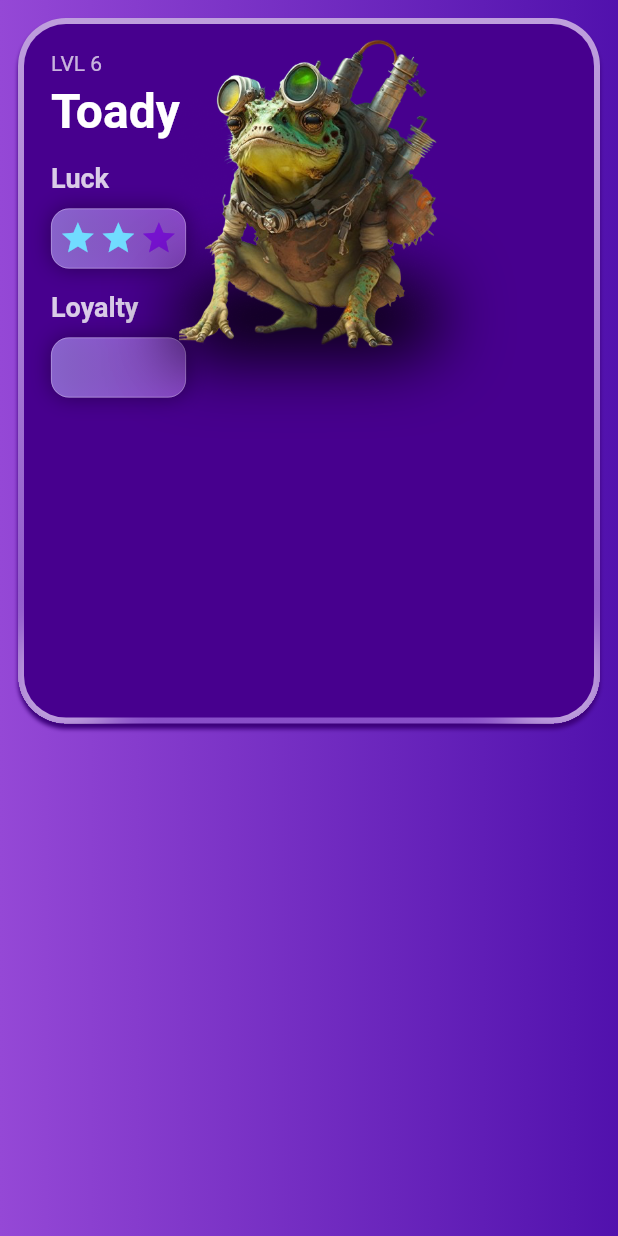
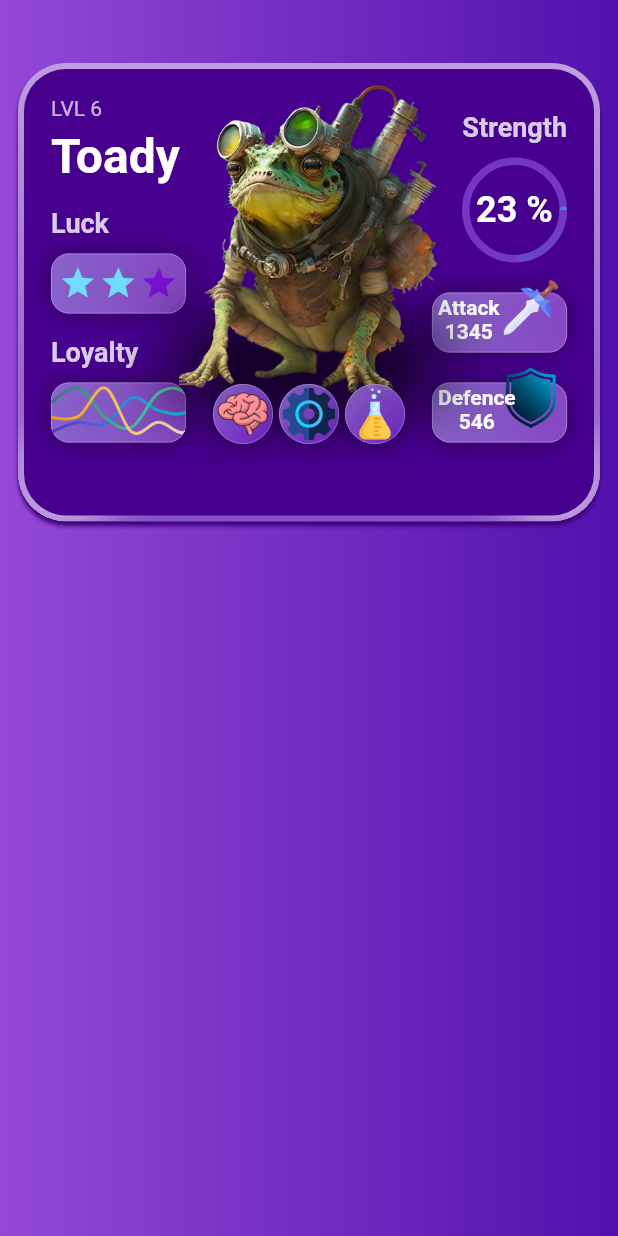
Before and after one commit to denissavishchev/character_page, a Flutter app: the screen it shows after launch, on a phone screen of 412 x 824 dp. Run offline on Flutter 3.47's test engine with Material 2 defaults, Android fonts, the light colour scheme and no system bars; drawn by our look-alikes of fl_chart, flutter_rating_bar, sleek_circular_slider.

Commit message:
characters part done

```diff
--- /dev/null
+++ b/lib/data.dart
@@ -0,0 +1,6 @@
+
+const starItems = 2.0;
+
+final List<double> aSpots = [1, 2, 1.8, 4.5, 3.2, 3, 5,];
+final List<double> bSpots = [4, 5.5, 2.5, 1.5, 5, 5, 1,];
+final List<double> cSpots = [2.5, 2.6, 5.5, 1, 2, 1, 4,];
--- a/lib/main_page.dart
+++ b/lib/main_page.dart
@@ -1,18 +1,20 @@
+import 'package:character_page/widgets/ability_widget.dart';
+import 'package:character_page/widgets/loyalty_widget.dart';
 import 'package:character_page/widgets/luck_widget.dart';
+import 'package:character_page/widgets/skill_widget.dart';
 import 'package:character_page/widgets/small_widgets.dart';
+import 'package:character_page/widgets/strength_widget.dart';
 import 'package:flutter/material.dart';
+import 'data.dart';
 
 class MainPage extends StatelessWidget {
   const MainPage({Key? key}) : super(key: key);
-
-  final starItems = 2.0;
 
   @override
   Widget build(BuildContext context) {
     Size size = MediaQuery.of(context).size;
     return Scaffold(
-      body: SafeArea(
-        child: Container(
+      body: Container(
         decoration: const BoxDecoration(
           gradient: LinearGradient(
             colors: [
@@ -25,15 +27,16 @@ class MainPage extends StatelessWidget {
         height: size.height,
         child: Column(
           children: [
+            const SizedBox(height: 30,),
             SizedBox(
               width: size.width,
-                height: size.height * 0.6,
+              height: size.height * 0.4,
               child: Stack(
                 children: [
                   Container(
                     clipBehavior: Clip.hardEdge,
                     width: size.width,
-                      height: size.height * 0.6,
+                    height: size.height * 0.4,
                     margin: const EdgeInsets.all(12),
                     decoration: const BoxDecoration(
                         gradient: LinearGradient(
@@ -86,33 +89,32 @@ class MainPage extends StatelessWidget {
                               const SizedBox(height: 15,),
                               Text('Luck', style: TextStyle(color: Colors.white.withOpacity(0.8), fontWeight: FontWeight.bold, fontSize: 18,),),
                               const SizedBox(height: 10,),
-                                LuckWidget(starItems: starItems),
+                              const LuckWidget(starItems: starItems),
                               const SizedBox(height: 15,),
                               Text('Loyalty', style: TextStyle(color: Colors.white.withOpacity(0.8), fontWeight: FontWeight.bold, fontSize: 18,),),
                               const SizedBox(height: 10,),
-                                Container(
-                                  padding: const EdgeInsets.symmetric(horizontal: 4, vertical: 7),
-                                  width: 90,
-                                  height: 40,
-                                  decoration: BoxDecoration(
-                                      gradient: LinearGradient(
-                                          colors: [
-                                            const Color(0xff9c7be2).withOpacity(0.8),
-                                            const Color(0xff9c58dc).withOpacity(0.8),
-                                          ]
-                                      ),
-                                      borderRadius: const BorderRadius.all(Radius.circular(12)),
-                                      border: Border.all(width: 0.4, color: Colors.white.withOpacity(0.5)),
-                                      boxShadow: [
-                                        BoxShadow(
-                                          color: Colors.black.withOpacity(0.4),
-                                          blurRadius: 12,
-                                        )
-                                      ]
+                              const LoyaltyWidget(),
+                            ],
                           ),
                         ),
-
+                        Positioned(
+                          right: 0,
+                          child: Container(
+                            margin: const EdgeInsets.all(18),
+                            width: size.width * 0.25,
+                            child: Column(
+                              crossAxisAlignment: CrossAxisAlignment.end,
+                              children: [
+                                const SizedBox(height: 10,),
+                                Text('Strength', style: TextStyle(color: Colors.white.withOpacity(0.8), fontWeight: FontWeight.bold, fontSize: 18,),),
+                                const SizedBox(height: 10,),
+                                const StrengthWidget(),
+                                const SizedBox(height: 10,),
+                                const SkillWidget(image: 'sword', name: 'Attack', value: '1345',),
+                                const SizedBox(height: 10,),
+                                const SkillWidget(image: 'shield', name: 'Defence', value: '546',),
                               ],
+                            ),
                           ),
                         ),
                         Positioned.fill(
@@ -149,6 +151,10 @@ class MainPage extends StatelessWidget {
                                         child: Image.asset('assets/images/toad.png',),
                                       ),
                                     ),
+                                    Positioned(
+                                      top: 210,
+                                      child: AbilityWidget(size: size),
+                                    )
                                   ],
                                 ),
                               ),
@@ -162,7 +168,6 @@ class MainPage extends StatelessWidget {
           ],
         ),
       ),
-      ),
     );
   }
 }
--- /dev/null
+++ b/lib/widgets/ability_widget.dart
@@ -0,0 +1,64 @@
+import 'package:flutter/material.dart';
+
+class AbilityWidget extends StatelessWidget {
+  const AbilityWidget({
+    super.key,
+    required this.size,
+  });
+
+  final Size size;
+
+  @override
+  Widget build(BuildContext context) {
+    return SizedBox(
+      width: size.width * 0.42,
+      height: 40,
+      child: const Row(
+        mainAxisAlignment: MainAxisAlignment.center,
+        children: [
+          AbilityItem(image: 'brain',),
+          AbilityItem(image: 'gear',),
+          AbilityItem(image: 'lab',),
+        ],
+      ),
+    );
+  }
+}
+
+class AbilityItem extends StatelessWidget {
+  const AbilityItem({
+    super.key, required this.image,
+  });
+
+  final String image;
+
+  @override
+  Widget build(BuildContext context) {
+    return Container(
+      margin: const EdgeInsets.symmetric(horizontal: 2),
+      padding: const EdgeInsets.all(2),
+      clipBehavior: Clip.hardEdge,
+      width: 40,
+      height: 40,
+      decoration: BoxDecoration(
+          gradient: LinearGradient(
+              colors: [
+                const Color(0xff9c7be2).withOpacity(0.8),
+                const Color(0xff7e26d7).withOpacity(0.8),
+              ],
+            begin: Alignment.topLeft,
+            end: Alignment.bottomRight
+          ),
+          borderRadius: const BorderRadius.all(Radius.circular(20)),
+          border: Border.all(width: 0.4, color: Colors.white.withOpacity(0.5)),
+          boxShadow: [
+            BoxShadow(
+              color: Colors.black.withOpacity(0.4),
+              blurRadius: 12,
+            )
+          ]
+      ),
+      child: Image.asset('assets/images/$image.png'),
+    );
+  }
+}
--- /dev/null
+++ b/lib/widgets/loyalty_widget.dart
@@ -0,0 +1,97 @@
+import 'package:fl_chart/fl_chart.dart';
+import 'package:flutter/material.dart';
+
+import '../data.dart';
+
+class LoyaltyWidget extends StatelessWidget {
+  const LoyaltyWidget({
+    super.key,
+  });
+
+  List<FlSpot> spots(List spots) {
+    return spots.asMap().entries.map((e) {
+          return FlSpot(e.key.toDouble(), e.value);
+        }).toList();
+  }
+
+  @override
+  Widget build(BuildContext context) {
+    return Container(
+      clipBehavior: Clip.hardEdge,
+      width: 90,
+      height: 40,
+      decoration: BoxDecoration(
+          gradient: LinearGradient(
+              colors: [
+                const Color(0xff9c7be2).withOpacity(0.8),
+                const Color(0xff9c58dc).withOpacity(0.8),
+              ]
+          ),
+          borderRadius: const BorderRadius.all(Radius.circular(12)),
+          border: Border.all(width: 0.4, color: Colors.white.withOpacity(0.5)),
+          boxShadow: [
+            BoxShadow(
+              color: Colors.black.withOpacity(0.4),
+              blurRadius: 12,
+            )
+          ]
+      ),
+      child: LineChart(
+        // duration: const Duration(milliseconds: 250),
+        LineChartData(
+            titlesData: const FlTitlesData(
+                show: false
+            ),
+            borderData: FlBorderData(
+                show: false
+            ),
+            minX: 0,
+            maxX: 5,
+            minY: 0,
+            maxY: 6,
+            lineBarsData: [
+              LineChartBarData(
+                dotData: const FlDotData(
+                    show: false
+                ),
+                isCurved: true,
+                gradient: const LinearGradient(
+                    colors: [
+                      Color(0xff5b34cb),
+                      Color(0xff08ecfb),
+                    ]
+                ),
+                spots: spots(aSpots),
+              ),
+              LineChartBarData(
+                dotData: const FlDotData(
+                    show: false
+                ),
+                isCurved: true,
+                gradient: const LinearGradient(
+                    colors: [
+                      Color(0xff377779),
+                      Color(0xff57ffbb),
+                    ]
+                ),
+                spots: spots(bSpots),
+              ),
+              LineChartBarData(
+                dotData: const FlDotData(
+                    show: false
+                ),
+                isCurved: true,
+                gradient: const LinearGradient(
+                    colors: [
+                      Color(0xfff39800),
+                      Color(0xfffaf9fa),
+                    ]
+                ),
+                spots: spots(cSpots),
+              ),
+            ]
+        ),
+      ),
+    );
+  }
+}
--- /dev/null
+++ b/lib/widgets/skill_widget.dart
@@ -0,0 +1,64 @@
+import 'package:flutter/material.dart';
+
+class SkillWidget extends StatelessWidget {
+  const SkillWidget({
+    super.key, required this.image, required this.name, required this.value,
+  });
+
+  final String image;
+  final String name;
+  final String value;
+
+  @override
+  Widget build(BuildContext context) {
+    return SizedBox(
+      width: 90,
+      height: 50,
+      child: Stack(
+        children: [
+          Positioned(
+            bottom: 0,
+            child: Container(
+              clipBehavior: Clip.hardEdge,
+              width: 90,
+              height: 40,
+              decoration: BoxDecoration(
+                  gradient: LinearGradient(
+                      colors: [
+                        const Color(0xff9c7be2).withOpacity(0.8),
+                        const Color(0xff9c58dc).withOpacity(0.8),
+                      ]
+                  ),
+                  borderRadius: const BorderRadius.all(Radius.circular(12)),
+                  border: Border.all(width: 0.4, color: Colors.white.withOpacity(0.5)),
+                  boxShadow: [
+                    BoxShadow(
+                      color: Colors.black.withOpacity(0.4),
+                      blurRadius: 12,
+                    )
+                  ]
+              ),
+              child: Stack(),
+            ),
+          ),
+          Positioned(
+            right: 4,
+            child: SizedBox(
+              width: 40,
+              height: 40,
+              child: Image.asset('assets/images/$image.png'),
+            ),),
+          Positioned(
+              top: 12,
+              left: 4,
+              child: Column(
+                children: [
+                  Text(name, style: TextStyle(color: Colors.white.withOpacity(1), fontWeight: FontWeight.bold, fontSize: 14,),),
+                  Text(value, style: TextStyle(color: Colors.white.withOpacity(1), fontWeight: FontWeight.bold, fontSize: 14,),),
+                ],
+              ))
+        ],
+      ),
+    );
+  }
+}
--- /dev/null
+++ b/lib/widgets/strength_widget.dart
@@ -0,0 +1,51 @@
+import 'package:flutter/material.dart';
+import 'package:sleek_circular_slider/sleek_circular_slider.dart';
+
+class StrengthWidget extends StatelessWidget {
+  const StrengthWidget({
+    super.key,
+  });
+
+  @override
+  Widget build(BuildContext context) {
+    return SleekCircularSlider(
+      appearance: CircularSliderAppearance(
+          size: 70,
+          customWidths: CustomSliderWidths(
+            trackWidth: 5,
+            progressBarWidth: 5,
+            handlerSize: 0,
+          ),
+          infoProperties: InfoProperties(
+              mainLabelStyle: const TextStyle(
+                  color: Colors.white,
+                  fontWeight: FontWeight.bold,
+                  fontSize: 24)
+          ),
+          customColors: CustomSliderColors(
+            dotColor: Colors.white,
+            trackGradientStartAngle: 0,
+            trackGradientEndAngle: 360,
+            trackColors: const [
+              Color(0xff7436c4),
+              Color(0xff3e83e7),
+            ],
+            gradientStartAngle: 0,
+            gradientEndAngle: 360,
+            progressBarColors: const [
+              Color(0xff7436c4),
+              Color(0xff3e83e7),
+            ],
+          ),
+          startAngle: 0,
+          angleRange: 360
+      ),
+      min: 0,
+      max: 100,
+      initialValue: 23,
+      onChange: (double value) {
+        // print(value);
+      },
+    );
+  }
+}
--- a/pubspec.yaml
+++ b/pubspec.yaml
@@ -36,6 +36,9 @@ dependencies:
   # Use with the CupertinoIcons class for iOS style icons.
   cupertino_icons: ^1.0.2
   flutter_rating_bar: ^4.0.1
+  fl_chart: ^0.63.0
+  sleek_circular_slider: ^2.0.1
+  ionicons: ^0.2.2
 
 dev_dependencies:
   flutter_test:
```
Also changed, not shown: assets/images/brain.png (added), assets/images/gear.png (added), assets/images/lab.png (added), assets/images/shield.png (added), assets/images/sword.png (added), pubspec.lock. Lines whose indentation alone changed are shown as unchanged.
